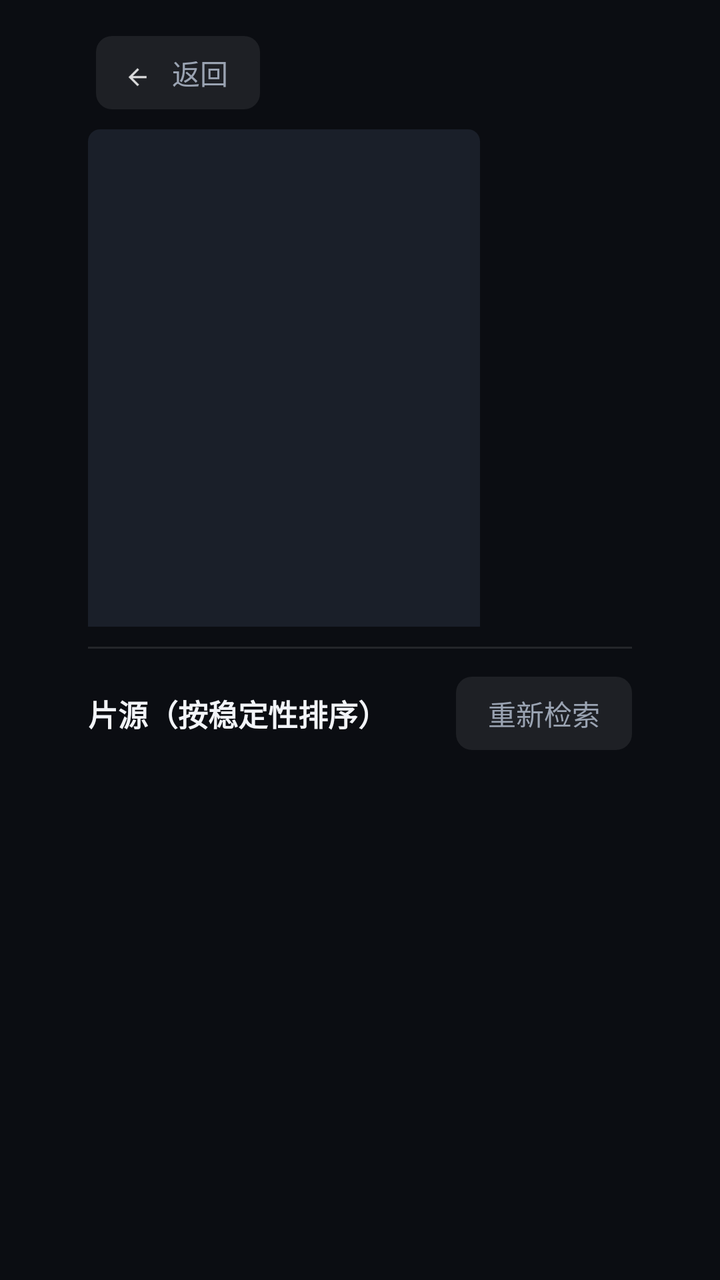
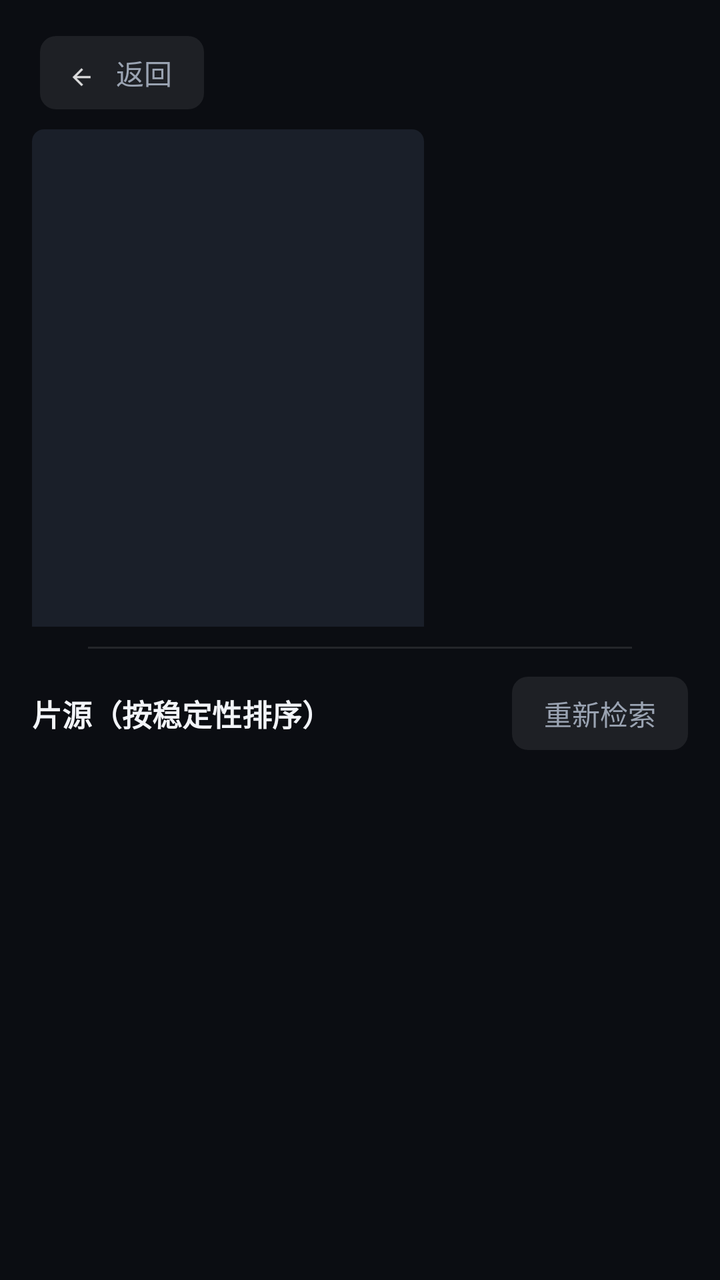

Screens rendered from an Android XML layout before and after an edit, with the pre-edit source and the edit as a unified diff.
<!-- AndroidManifest.xml: application theme AppTheme -->
<!-- res/layout/activity_detail.xml -->
<?xml version="1.0" encoding="utf-8"?>
<LinearLayout xmlns:android="http://schemas.android.com/apk/res/android"
    android:layout_width="match_parent"
    android:layout_height="match_parent"
    android:orientation="vertical"
    android:background="@color/bg">

    
    <LinearLayout
        android:layout_width="match_parent"
        android:layout_height="wrap_content"
        android:orientation="horizontal"
        android:paddingLeft="48dp"
        android:paddingTop="18dp">

        <include
            android:id="@+id/btn_back"
            layout="@layout/part_back" />
    </LinearLayout>

    
    <LinearLayout
        android:layout_width="match_parent"
        android:layout_height="0dp"
        android:layout_weight="46"
        android:orientation="horizontal"
        android:paddingLeft="44dp"
        android:paddingRight="44dp"
        android:paddingTop="10dp"
        android:paddingBottom="10dp">

        <ImageView
            android:id="@+id/poster"
            android:layout_width="196dp"
            android:layout_height="280dp"
            android:scaleType="centerCrop"
            android:background="@drawable/ph_poster"
            android:contentDescription="@null" />

        <LinearLayout
            android:layout_width="0dp"
            android:layout_height="wrap_content"
            android:layout_weight="1"
            android:layout_marginLeft="28dp"
            android:orientation="vertical">

            <TextView
                android:id="@+id/title"
                android:layout_width="match_parent"
                android:layout_height="wrap_content"
                android:textColor="@color/text_primary"
                android:textSize="26sp"
                android:textStyle="bold"
                android:singleLine="true"
                android:ellipsize="end" />

            <LinearLayout
                android:layout_width="wrap_content"
                android:layout_height="wrap_content"
                android:orientation="horizontal"
                android:layout_marginTop="8dp">

                <TextView
                    android:id="@+id/rating"
                    android:layout_width="wrap_content"
                    android:layout_height="wrap_content"
                    android:textColor="@color/gold"
                    android:textSize="20sp"
                    android:textStyle="bold"
                    android:visibility="gone" />

                <TextView
                    android:id="@+id/meta"
                    android:layout_width="wrap_content"
                    android:layout_height="wrap_content"
                    android:layout_marginLeft="12dp"
                    android:textColor="@color/text_secondary"
                    android:textSize="13sp" />
            </LinearLayout>

            <TextView
                android:id="@+id/genres"
                android:layout_width="wrap_content"
                android:layout_height="wrap_content"
                android:layout_marginTop="8dp"
                android:textColor="@color/accent"
                android:textSize="12sp" />

            <TextView
                android:id="@+id/desc"
                android:layout_width="match_parent"
                android:layout_height="wrap_content"
                android:layout_marginTop="10dp"
                android:textColor="@color/text_secondary"
                android:textSize="13sp"
                android:lineSpacingExtra="3dp"
                android:maxLines="5"
                android:ellipsize="end" />

            <TextView
                android:id="@+id/credits"
                android:layout_width="match_parent"
                android:layout_height="wrap_content"
                android:layout_marginTop="8dp"
                android:textColor="@color/text_dim"
                android:textSize="12sp"
                android:singleLine="true"
                android:ellipsize="end" />
        </LinearLayout>
    </LinearLayout>

    
    <View
        android:layout_width="match_parent"
        android:layout_height="1dp"
        android:layout_marginLeft="44dp"
        android:layout_marginRight="44dp"
        android:background="#1AFFFFFF" />

    
    <LinearLayout
        android:layout_width="match_parent"
        android:layout_height="0dp"
        android:layout_weight="54"
        android:orientation="vertical"
        android:paddingLeft="44dp"
        android:paddingRight="44dp"
        android:paddingTop="14dp">

        <LinearLayout
            android:layout_width="match_parent"
            android:layout_height="wrap_content"
            android:orientation="horizontal"
            android:gravity="center_vertical">

            <TextView
                android:id="@+id/lines_title"
                android:layout_width="0dp"
                android:layout_height="wrap_content"
                android:layout_weight="1"
                android:text="片源（按稳定性排序）"
                android:textColor="@color/text_primary"
                android:textSize="15sp"
                android:textStyle="bold" />

            <TextView
                android:id="@+id/btn_resume"
                style="@style/TopButton"
                android:layout_width="wrap_content"
                android:layout_height="wrap_content"
                android:layout_marginRight="10dp"
                android:text="继续观看"
                android:visibility="gone" />

            <TextView
                android:id="@+id/btn_retry"
                style="@style/TopButton"
                android:layout_width="wrap_content"
                android:layout_height="wrap_content"
                android:text="重新检索" />
        </LinearLayout>

        <ScrollView
            android:id="@+id/scroll"
            android:layout_width="match_parent"
            android:layout_height="match_parent"
            android:layout_marginTop="10dp"
            android:scrollbars="none">

            <LinearLayout
                android:id="@+id/lines"
                android:layout_width="match_parent"
                android:layout_height="wrap_content"
                android:orientation="vertical"
                android:paddingBottom="20dp" />
        </ScrollView>
    </LinearLayout>
</LinearLayout>
<!-- res/layout/part_back.xml (included above) -->
<?xml version="1.0" encoding="utf-8"?>
<LinearLayout xmlns:android="http://schemas.android.com/apk/res/android"
    android:layout_width="wrap_content"
    android:layout_height="wrap_content"
    android:orientation="horizontal"
    android:gravity="center_vertical"
    android:focusable="true"
    android:background="@drawable/bg_tab"
    android:paddingLeft="14dp"
    android:paddingRight="16dp"
    android:paddingTop="8dp"
    android:paddingBottom="8dp">

    <ImageView
        android:layout_width="18dp"
        android:layout_height="18dp"
        android:src="@drawable/ic_ui_back"
        android:alpha="0.85"
        android:contentDescription="@null" />

    <TextView
        android:id="@+id/back_label"
        android:layout_width="wrap_content"
        android:layout_height="wrap_content"
        android:layout_marginLeft="6dp"
        android:text="@string/back"
        android:textColor="@color/text_secondary"
        android:textSize="14sp" />
</LinearLayout>
<!-- resources referenced by this layout -->
<resources>
  <color name="accent">#FFFF4D6A</color>
  <color name="bg">#FF0B0D12</color>
  <color name="gold">#FFFFC94D</color>
  <color name="text_dim">#FF5F6878</color>
  <color name="text_primary">#FFF2F4F8</color>
  <color name="text_secondary">#FF9AA3B2</color>
  <!-- drawable bg_tab (drawable) -->
  <?xml version="1.0" encoding="utf-8"?>
  <selector xmlns:android="http://schemas.android.com/apk/res/android">
      <item android:state_focused="true">
          <shape android:shape="rectangle">
              <solid android:color="#33FF4D6A" />
              <corners android:radius="8dp" />
              <stroke android:width="2dp" android:color="@color/accent" />
          </shape>
      </item>
      <item android:state_selected="true">
          <shape android:shape="rectangle">
              <solid android:color="#E6FF4D6A" />
              <corners android:radius="8dp" />
          </shape>
      </item>
      <item>
          <shape android:shape="rectangle">
              <solid android:color="#14FFFFFF" />
              <corners android:radius="8dp" />
          </shape>
      </item>
  </selector>
  <!-- drawable ic_ui_back: png bitmap (drawable-hdpi, 326 bytes) -->
  <!-- drawable ph_poster (drawable) -->
  <?xml version="1.0" encoding="utf-8"?>
  <shape xmlns:android="http://schemas.android.com/apk/res/android" android:shape="rectangle">
      <solid android:color="#FF1A1F29" />
      <corners android:radius="6dp" />
  </shape>
  <string name="back">返回</string>
  <style name="TopButton">
          <item name="android:textColor">@color/text_secondary</item>
          <item name="android:textSize">14sp</item>
          <item name="android:paddingLeft">16dp</item>
          <item name="android:paddingRight">16dp</item>
          <item name="android:paddingTop">8dp</item>
          <item name="android:paddingBottom">8dp</item>
          <item name="android:background">@drawable/bg_tab</item>
          <item name="android:focusable">true</item>
          <item name="android:layout_marginLeft">8dp</item>
      </style>
  <style name="AppTheme" parent="@android:style/Theme.Holo.NoActionBar">
          <item name="android:windowBackground">@color/bg</item>
          <item name="android:windowNoTitle">true</item>
      </style>
</resources>

<!-- the commit's change to res/layout/activity_detail.xml (unified diff, before → after) -->
@@ -10,7 +10,7 @@
         android:layout_width="match_parent"
         android:layout_height="wrap_content"
         android:orientation="horizontal"
-        android:paddingLeft="48dp"
+        android:paddingLeft="@dimen/topbar_pad_h"
         android:paddingTop="18dp">
 
         <include
@@ -24,8 +24,8 @@
         android:layout_height="0dp"
         android:layout_weight="46"
         android:orientation="horizontal"
-        android:paddingLeft="44dp"
-        android:paddingRight="44dp"
+        android:paddingLeft="@dimen/content_pad_h"
+        android:paddingRight="@dimen/content_pad_h"
         android:paddingTop="10dp"
         android:paddingBottom="10dp">
 
@@ -49,7 +49,7 @@
                 android:layout_width="match_parent"
                 android:layout_height="wrap_content"
                 android:textColor="@color/text_primary"
-                android:textSize="26sp"
+                android:textSize="@dimen/app_title_size"
                 android:textStyle="bold"
                 android:singleLine="true"
                 android:ellipsize="end" />
@@ -123,8 +123,8 @@
         android:layout_height="0dp"
         android:layout_weight="54"
         android:orientation="vertical"
-        android:paddingLeft="44dp"
-        android:paddingRight="44dp"
+        android:paddingLeft="@dimen/content_pad_h"
+        android:paddingRight="@dimen/content_pad_h"
         android:paddingTop="14dp">
 
         <LinearLayout
<!-- resource entries referenced after the edit -->
@@ -6,6 +6,9 @@
   <color name="text_dim">#FF5F6878</color>
   <color name="text_primary">#FFF2F4F8</color>
   <color name="text_secondary">#FF9AA3B2</color>
+  <dimen name="app_title_size">20sp</dimen>
+  <dimen name="content_pad_h">16dp</dimen>
+  <dimen name="topbar_pad_h">20dp</dimen>
   <!-- drawable bg_tab (drawable) -->
   <?xml version="1.0" encoding="utf-8"?>
   <selector xmlns:android="http://schemas.android.com/apk/res/android">
